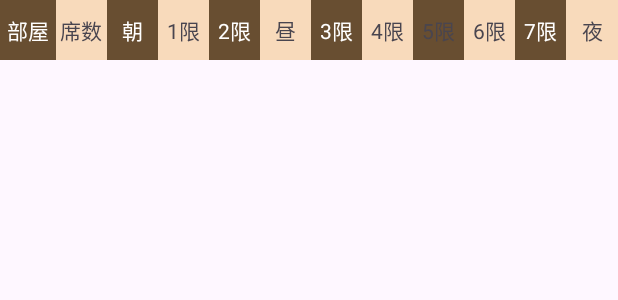
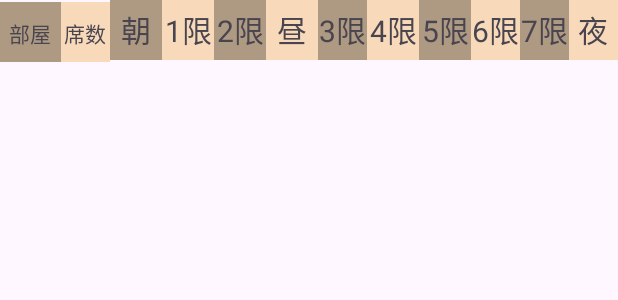
Before and after one commit to takumi284/Huck-U, an Android app: the layout list_item.xml on its own in the app's theme, with its tools: preview values and no code run, on a phone screen of 412 x 824 dp. Shown: the top 300 px of the screen. Run offline under Robolectric (Android 15) with nearby library versions, the phone set to English and light mode, and no system bars.

Commit message:
配色，サイズを微調整

```diff
--- a/app/src/main/res/layout/activity_view.xml
+++ b/app/src/main/res/layout/activity_view.xml
@@ -21,8 +21,8 @@
 
     <ImageView
         android:id="@+id/hederView"
-        android:layout_width="389dp"
-        android:layout_height="40dp"
+        android:layout_width="380dp"
+        android:layout_height="35dp"
         android:layout_marginStart="24dp"
         android:layout_marginTop="104dp"
         android:layout_marginEnd="27dp"
--- a/app/src/main/res/layout/list_item.xml
+++ b/app/src/main/res/layout/list_item.xml
@@ -8,111 +8,118 @@
     <!-- 三分割のビュー -->
     <TextView
         android:id="@+id/roomView"
-        android:layout_width="3dp"
-        android:layout_height="40dp"
+        android:layout_width="12dp"
+        android:layout_height="41dp"
         android:layout_weight="1"
         android:background="@color/brown"
         android:gravity="center"
         android:text="部屋"
-        android:textColor="@color/white" />
+        android:textSize="14sp"/>
 
     <TextView
         android:id="@+id/seatView"
-        android:layout_width="0dp"
-        android:layout_height="40dp"
+        android:layout_width="4dp"
+        android:layout_height="41dp"
         android:layout_weight="1"
         android:background="@color/brownWhite"
         android:gravity="center"
-        android:text="席数" />
+        android:text="席数"
+        android:textSize="14sp"/>
 
     <TextView
         android:id="@+id/morningView"
-        android:layout_width="0dp"
+        android:layout_width="6dp"
         android:layout_height="40dp"
         android:layout_weight="1"
         android:background="@color/brown"
         android:gravity="center"
         android:text="朝"
-        android:textColor="@color/white"/>
+        android:textSize="20sp"/>
     <TextView
         android:id="@+id/View1"
-        android:layout_width="0dp"
+        android:layout_width="6dp"
         android:layout_height="40dp"
         android:layout_weight="1"
         android:background="@color/brownWhite"
         android:gravity="center"
-        android:text="1限" />
+        android:text="1限"
+        android:textSize="20sp"/>
 
     <TextView
         android:id="@+id/View2"
-        android:layout_width="0dp"
+        android:layout_width="6dp"
         android:layout_height="40dp"
         android:layout_weight="1"
         android:background="@color/brown"
         android:gravity="center"
         android:text="2限"
-        android:textColor="@color/white"/>
+        android:textSize="20sp"/>
 
     <TextView
         android:id="@+id/noonView"
-        android:layout_width="0dp"
+        android:layout_width="6dp"
         android:layout_height="40dp"
         android:layout_weight="1"
         android:background="@color/brownWhite"
         android:gravity="center"
-        android:text="昼" />
+        android:text="昼"
+        android:textSize="20sp"/>
     <TextView
         android:id="@+id/View3"
-        android:layout_width="0dp"
+        android:layout_width="4dp"
         android:layout_height="40dp"
         android:layout_weight="1"
         android:background="@color/brown"
         android:gravity="center"
         android:text="3限"
-        android:textColor="@color/white"/>
+        android:textSize="20sp"/>
 
     <TextView
         android:id="@+id/View4"
-        android:layout_width="0dp"
+        android:layout_width="6dp"
         android:layout_height="40dp"
         android:layout_weight="1"
         android:background="@color/brownWhite"
         android:gravity="center"
-        android:text="4限" />
+        android:text="4限"
+        android:textSize="20sp"/>
 
     <TextView
         android:id="@+id/View5"
-        android:layout_width="0dp"
+        android:layout_width="6dp"
         android:layout_height="40dp"
         android:layout_weight="1"
         android:background="@color/brown"
         android:gravity="center"
-        android:text="5限" />
+        android:text="5限"
+        android:textSize="20sp"/>
     <TextView
         android:id="@+id/View6"
-        android:layout_width="0dp"
+        android:layout_width="4dp"
         android:layout_height="40dp"
         android:layout_weight="1"
         android:background="@color/brownWhite"
         android:gravity="center"
-        android:text="6限" />
+        android:text="6限"
+        android:textSize="20sp"/>
 
     <TextView
         android:id="@+id/View7"
-        android:layout_width="0dp"
+        android:layout_width="4dp"
         android:layout_height="40dp"
         android:layout_weight="1"
         android:background="@color/brown"
         android:gravity="center"
         android:text="7限"
-        android:textColor="@color/white"/>
+        android:textSize="20sp"/>
 
     <TextView
         android:id="@+id/nightView"
-        android:layout_width="0dp"
+        android:layout_width="4dp"
         android:layout_height="40dp"
         android:layout_weight="1"
         android:background="@color/brownWhite"
         android:gravity="center"
-        android:text="夜" />
+        android:text="夜"
+        android:textSize="20sp" />
 </LinearLayout>
--- a/app/src/main/res/values/colors.xml
+++ b/app/src/main/res/values/colors.xml
@@ -2,7 +2,7 @@
 <resources>
     <color name="black">#FF000000</color>
     <color name="white">#FFFFFFFF</color>
-    <color name="brown">#684E31</color>
+    <color name="brown">#AE9982</color>
     <color name="brownWhite">#F8DABB</color>
     <color name="backgroundColor">#FFFAE6</color>
     <color name="skyBlue">#9BEAFF</color>
```
Also changed, not shown: app/src/main/AndroidManifest.xml (+5 -5 lines), app/src/main/java/jp/ac/meijou/android/huck_u/MyAdapter.java (+11 -11 lines).
